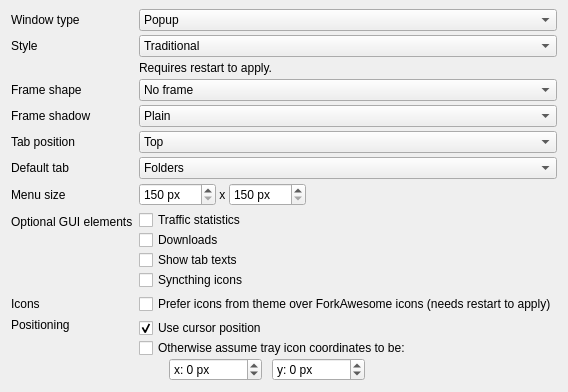
Old version of the form syncthingwidgets/settings/appearanceoptionpage.ui in the repository Martchus/syncthingtray.
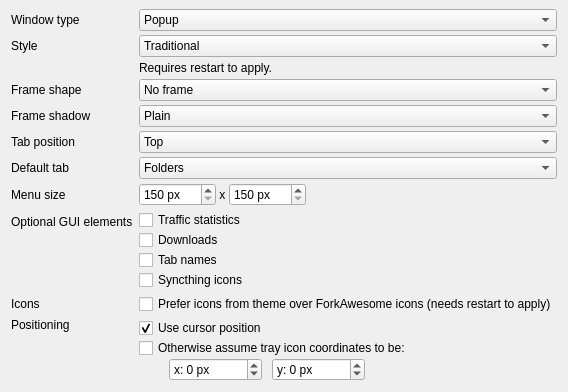
New version of the form. Icons and pictures are not drawn.

Commit message: Rename "Show tab texts" to "Tab names"

```diff
--- a/syncthingwidgets/settings/appearanceoptionpage.ui
+++ b/syncthingwidgets/settings/appearanceoptionpage.ui
@@ -344,7 +344,7 @@
      <item>
       <widget class="QCheckBox" name="showTabTextsCheckBox">
        <property name="text">
-        <string>Show tab texts</string>
+        <string>Tab names</string>
        </property>
       </widget>
      </item>
```
The commit also changes 13 other files.
